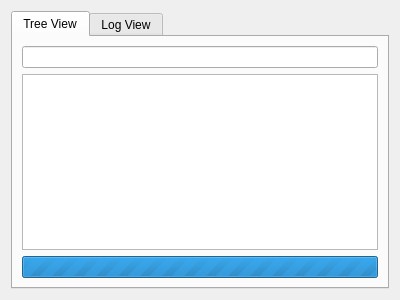
Old version of the form burgos.ui in the repository madjar/burgos.
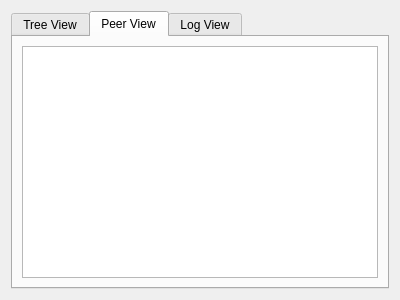
New version of the form. The open tabs and pages were chosen to show the change.

Commit message: Nouvelle fenetre en vue de l'affichage des pairs connectes ;) *Peer est capable de gerer les demandes venant de PeerModel, cependant la mise a jour de la fenetre se fait explicitement par appel de PeerModel::update *PeerModel est connecte a la fenetre de burgos; l'affichage de l'arborescence est desactive, ça permet de masquer la hierarchie reccursive de Peer ;) **TODO** *Coder la partie reseau de Peer *Ajouter des elements dans la fenetre ^^

What changed in the file:
```diff
--- a/burgos.ui
+++ b/burgos.ui
@@ -48,6 +48,19 @@
        </item>
       </layout>
      </widget>
+     <widget class="QWidget" name="tab_peer_view">
+      <property name="enabled">
+       <bool>true</bool>
+      </property>
+      <attribute name="title">
+       <string>Peer View</string>
+      </attribute>
+      <layout class="QVBoxLayout" name="verticalLayout_3">
+       <item>
+        <widget class="QTreeView" name="treeView"/>
+       </item>
+      </layout>
+     </widget>
      <widget class="QWidget" name="tab_log_view">
       <property name="enabled">
        <bool>true</bool>
```
Left out of the diff: 8 changed lines with no effect on the pictures. The commit also changes 7 other files.
